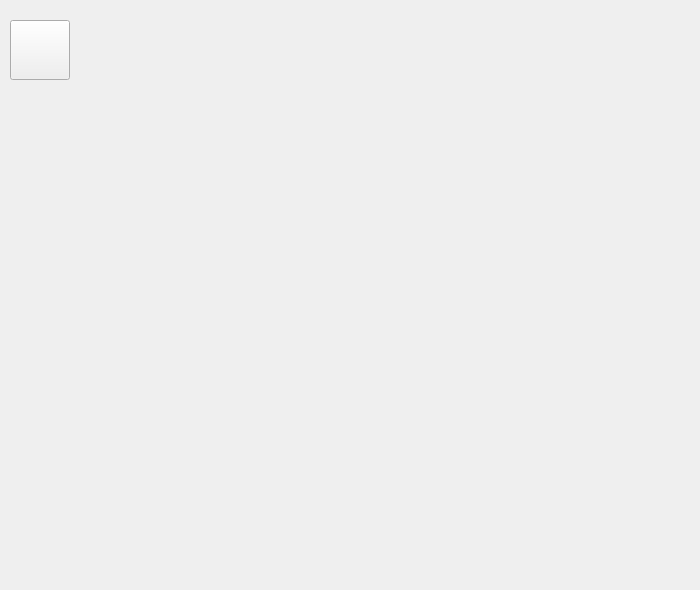
Old version of the form quiz.ui in the repository philipscode/Quiz-for-genetic-algorithm-task.
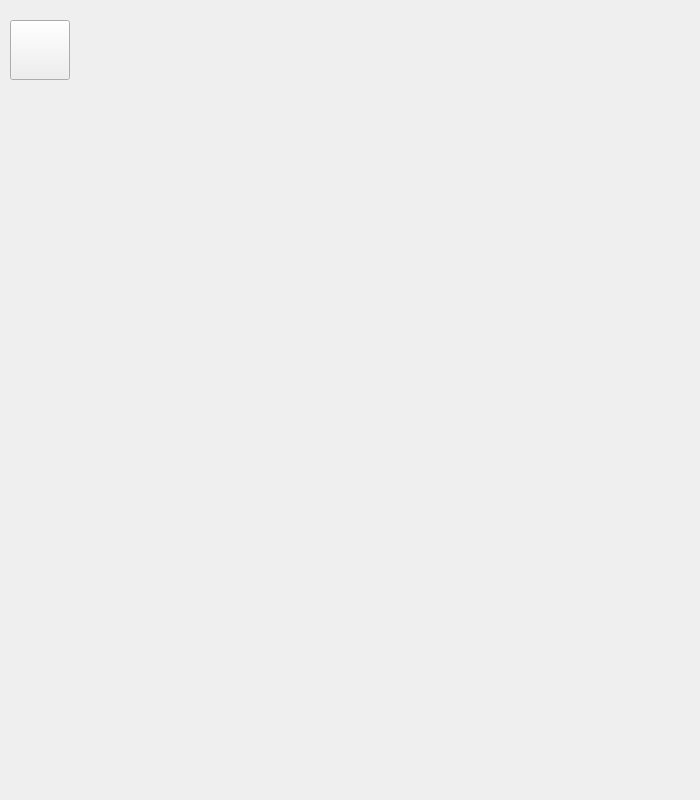
New version of the form.

```diff
--- a/quiz.ui
+++ b/quiz.ui
@@ -7,13 +7,13 @@
     <x>0</x>
     <y>0</y>
     <width>700</width>
-    <height>590</height>
+    <height>800</height>
    </rect>
   </property>
   <property name="maximumSize">
    <size>
     <width>700</width>
-    <height>700</height>
+    <height>800</height>
    </size>
   </property>
   <property name="windowTitle">
@@ -27,6 +27,31 @@
      <width>60</width>
      <height>60</height>
     </rect>
+   </property>
+   <property name="sizePolicy">
+    <sizepolicy hsizetype="Fixed" vsizetype="Fixed">
+     <horstretch>0</horstretch>
+     <verstretch>0</verstretch>
+    </sizepolicy>
+   </property>
+   <property name="text">
+    <string/>
+   </property>
+  </widget>
+  <widget class="QLabel" name="pictLabel">
+   <property name="geometry">
+    <rect>
+     <x>20</x>
+     <y>90</y>
+     <width>650</width>
+     <height>650</height>
+    </rect>
+   </property>
+   <property name="sizePolicy">
+    <sizepolicy hsizetype="Fixed" vsizetype="Fixed">
+     <horstretch>0</horstretch>
+     <verstretch>0</verstretch>
+    </sizepolicy>
    </property>
    <property name="text">
     <string/>
```
